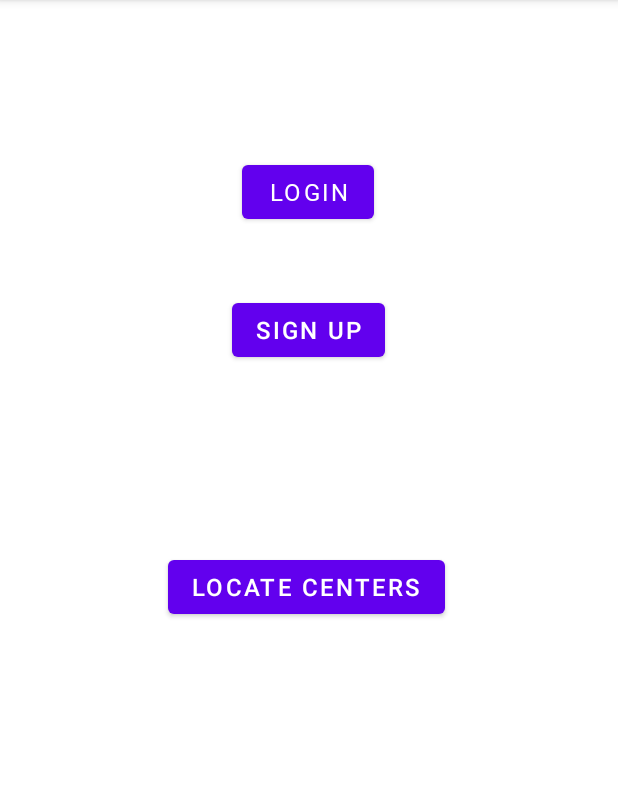
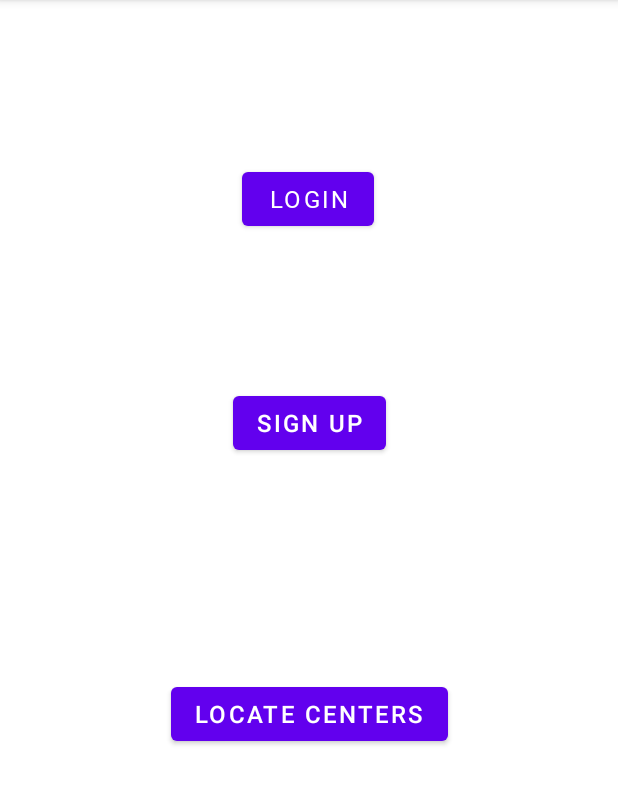
Before and after one commit to varun9610/Vaccine-Register, an Android app: the TitlePage screen opened directly, with no data from a screen before it, on a phone screen of 412 x 824 dp, the part 84-889 px from its top. Run offline under Robolectric (Android 15) with nearby library versions, the phone set to English and light mode, and no system bars; our stand-ins replace data binding.

Commit message:
Misc Changes
Signed-off-by: Varun Mehta <varun.mehta@hey.com>

```diff
--- a/app/src/main/res/layout/fragment_title_page.xml
+++ b/app/src/main/res/layout/fragment_title_page.xml
@@ -13,39 +13,41 @@
             android:id="@+id/btnloginTitlePage"
             android:layout_width="wrap_content"
             android:layout_height="wrap_content"
-            android:layout_marginTop="104dp"
             android:fontFamily="@font/roboto1"
             android:text="@string/string_login"
             android:textSize="16sp"
+            app:layout_constraintBottom_toBottomOf="parent"
             app:layout_constraintEnd_toEndOf="parent"
             app:layout_constraintHorizontal_bias="0.498"
             app:layout_constraintStart_toStartOf="parent"
-            app:layout_constraintTop_toTopOf="parent" />
+            app:layout_constraintTop_toTopOf="parent"
+            app:layout_constraintVertical_bias="0.151" />
 
         <Button
             android:id="@+id/btnsignupTitlePage"
             android:layout_width="wrap_content"
             android:layout_height="wrap_content"
-            android:layout_marginTop="44dp"
+            android:layout_marginTop="84dp"
             android:text="@string/string_signup"
             android:textSize="16sp"
+            app:layout_constraintBottom_toBottomOf="parent"
             app:layout_constraintEnd_toEndOf="parent"
-            app:layout_constraintHorizontal_bias="0.498"
             app:layout_constraintStart_toStartOf="parent"
-            app:layout_constraintTop_toBottomOf="@+id/btnloginTitlePage" />
+            app:layout_constraintTop_toBottomOf="@+id/btnloginTitlePage"
+            app:layout_constraintVertical_bias="0.036" />
 
         <Button
             android:id="@+id/btnlocateTitlePage"
             android:layout_width="wrap_content"
             android:layout_height="wrap_content"
-            android:layout_marginStart="112dp"
             android:layout_marginTop="16dp"
             android:layout_marginBottom="16dp"
             android:text="@string/locate_centers"
             android:textSize="16sp"
             app:layout_constraintBottom_toBottomOf="parent"
+            app:layout_constraintEnd_toEndOf="parent"
             app:layout_constraintStart_toStartOf="parent"
             app:layout_constraintTop_toBottomOf="@+id/btnsignupTitlePage"
-            app:layout_constraintVertical_bias="0.242" />
+            app:layout_constraintVertical_bias="0.341" />
     </androidx.constraintlayout.widget.ConstraintLayout>
 </layout>
```
Also changed, not shown: app/src/main/res/layout/fragment_forget_password.xml (+1 -16 lines), app/src/main/res/layout/fragment_locate_centers.xml (+3 -4 lines).
